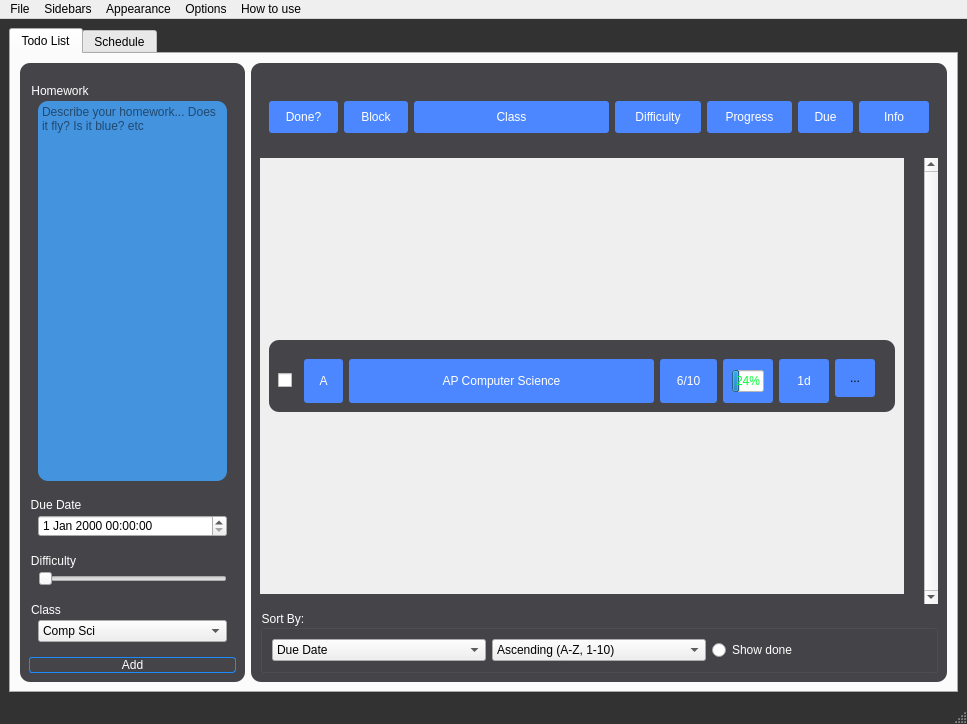
The window that uifiles/relayoutted.ui (weakunix/python_git) describes before a commit, drawn with Qt 5.
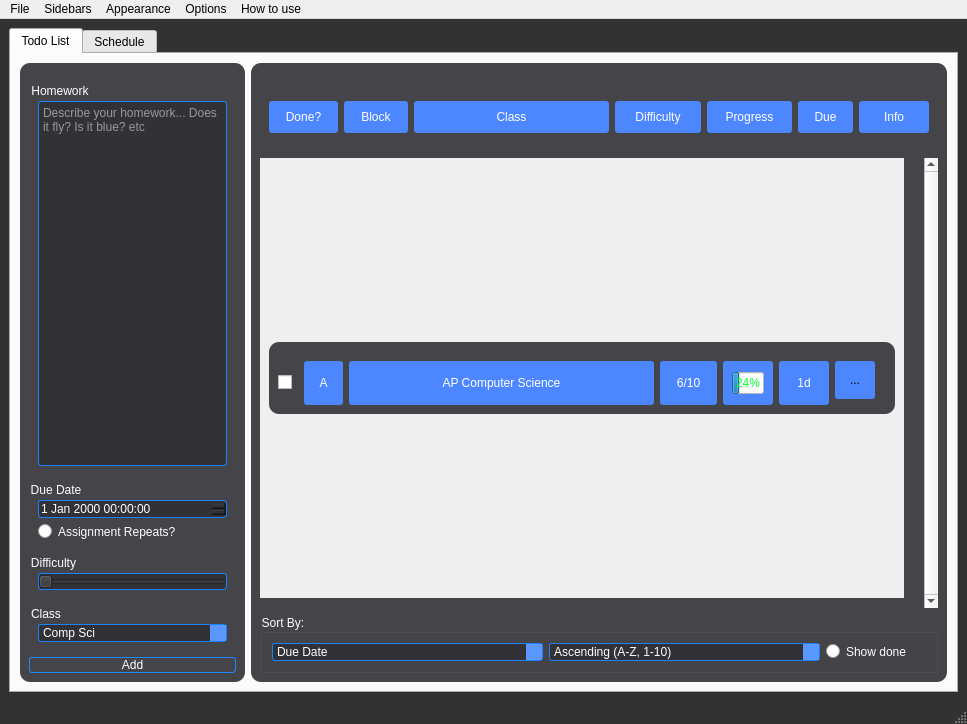
The same window after the commit.

Commit message: actual app

The edit to the form file:
```diff
--- a/uifiles/relayoutted.ui
+++ b/uifiles/relayoutted.ui
@@ -55,16 +55,65 @@
 	color:rgb(255, 255, 255);
 }
 QTextEdit{
-	border-radius:10px;
-	background:rgb(67, 147, 223);
-}
-QPushButton:hover{
-	border:1px solid rgb(255, 247, 118);
+	border-radius: 3px;
+	border: 1px solid rgb(27, 129, 255);
+	background: rgb(50, 50, 54);
+	color: rgb(255, 255, 255);
 }
 QPushButton{
 	color: rgb(255, 255, 255);
 	border-radius:3px;
 	border: 1px solid rgb(28, 139, 255);
+}
+QComboBox{
+	border-radius: 3px;
+	border: 1px solid rgb(27, 129, 255);
+	background: rgb(50, 50, 54);
+	color: rgb(255, 255, 255);
+}
+QComboBox:drop-down{
+	border: 0px;
+	background:rgb(90, 151, 255);
+}
+QDateTimeEdit{
+	border-radius: 3px;
+	border: 1px solid rgb(27, 129, 255);
+	background: rgb(50, 50, 54);
+	color: rgb(255, 255, 255);
+}
+QDateTimeEdit:drop-down{
+	border: 0px;
+	background:rgb(90, 151, 255);
+}
+QSlider{
+	border-radius: 3px;
+	border: 1px solid rgb(27, 129, 255);
+	background: rgb(50, 50, 54);
+	color: rgb(255, 255, 255);
+}
+
+
+QPushButton:hover{
+	border:1px solid rgb(255, 247, 118);
+}
+QDateTimeEdit:hover{
+	border:1px solid rgb(255, 247, 118);
+}
+QComboBox:hover{
+	border:1px solid rgb(255, 247, 118);
+}
+QTextEdit:hover{
+	border:1px solid rgb(255, 247, 118);
+}
+QSlider:hover{
+	border:1px solid rgb(255, 247, 118);
+}
+QRadioButton{
+	color:rgb(255, 255, 255);
+	border-radius:3px;
+}
+QRadioButton:hover{
+	border:1px solid rgb(255, 247, 118);
 }</string>
           </property>
           <property name="title">
@@ -105,7 +154,7 @@
              <property name="title">
               <string>Due Date</string>
              </property>
-             <layout class="QHBoxLayout" name="horizontalLayout_5">
+             <layout class="QVBoxLayout" name="verticalLayout_6">
               <item>
                <widget class="QDateTimeEdit" name="newDueTime">
                 <property name="cursor">
@@ -113,6 +162,16 @@
                 </property>
                </widget>
               </item>
+              <item>
+               <widget class="QRadioButton" name="radioButton">
+                <property name="styleSheet">
+                 <string notr="true"/>
+                </property>
+                <property name="text">
+                 <string>Assignment Repeats?</string>
+                </property>
+               </widget>
+              </item>
              </layout>
             </widget>
            </item>
@@ -192,6 +251,23 @@
 }
 QRadioButton{
 	color:rgb(255, 255, 255);
+	border-radius:3px;
+}
+QComboBox{
+	border-radius: 3px;
+	border: 1px solid rgb(27, 129, 255);
+	background: rgb(50, 50, 54);
+	color: rgb(255, 255, 255);
+}
+QComboBox:drop-down{
+	border: 0px;
+	background:rgb(90, 151, 255);
+}
+QComboBox:hover{
+	border:1px solid rgb(255, 247, 118);
+}
+QRadioButton:hover{
+	border:1px solid rgb(255, 247, 118);
 }</string>
           </property>
           <property name="frameShape">
@@ -423,8 +499,8 @@
                <rect>
                 <x>0</x>
                 <y>0</y>
-                <width>596</width>
-                <height>395</height>
+                <width>632</width>
+                <height>405</height>
                </rect>
               </property>
               <layout class="QVBoxLayout" name="verticalLayout_2">
@@ -432,7 +508,7 @@
                 <widget class="QFrame" name="classSubject">
                  <property name="minimumSize">
                   <size>
-                   <width>551</width>
+                   <width>600</width>
                    <height>72</height>
                   </size>
                  </property>
@@ -684,6 +760,12 @@
               </item>
               <item>
                <widget class="QRadioButton" name="sortShowDone">
+                <property name="maximumSize">
+                 <size>
+                  <width>100</width>
+                  <height>16777215</height>
+                 </size>
+                </property>
                 <property name="cursor">
                  <cursorShape>OpenHandCursor</cursorShape>
                 </property>
```
Left out of the diff: 48 changed lines with no effect on the pictures. The commit also changes 2 other files.
